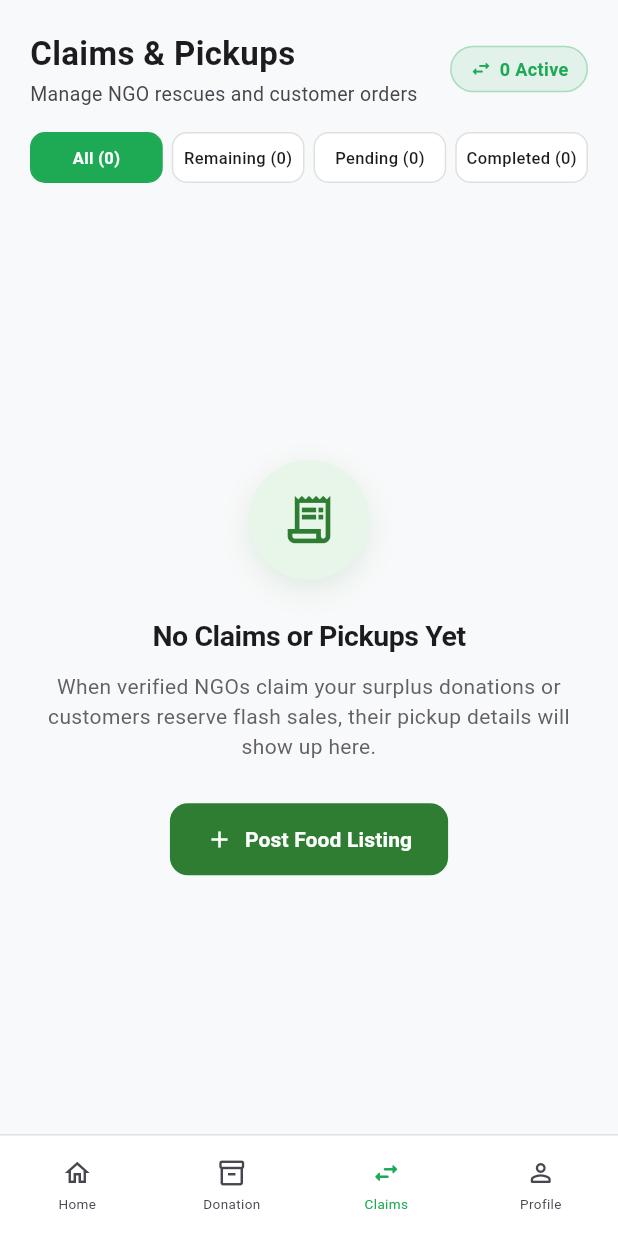
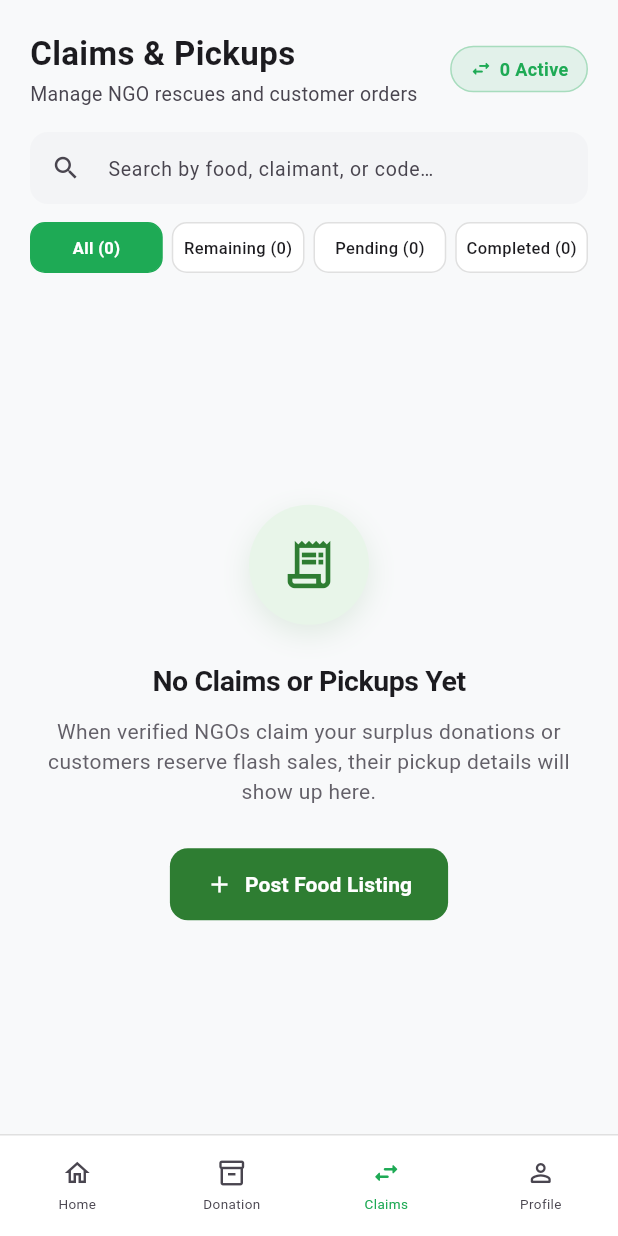
Before and after one commit to Codefest-chitwan-2026/Team-Vikings, a Flutter app: the DonorHomeScreen screen opened directly, item 3 of the bottom bar chosen, on a phone screen of 412 x 824 dp. Run offline on Flutter 3.47's test engine with Material 3 defaults, Android fonts, the phone set to English and light mode, and no system bars; our stand-ins replace file_picker, flutter_map, geocoding, geolocator, latlong2, qr_flutter and 1 more; missing offline and left inert: mobile_scanner; accounts and stored records are empty.

Commit message:
refactor:Updated donor and recipient claimed donations screens

```diff
--- a/frontend/sharePlate/lib/screens/donor/donor_claims_management_screen.dart
+++ b/frontend/sharePlate/lib/screens/donor/donor_claims_management_screen.dart
@@ -61,6 +61,8 @@ class DonorClaimsManagementScreen extends StatefulWidget {
 class _DonorClaimsManagementScreenState
     extends State<DonorClaimsManagementScreen> {
   _ClaimSource _selectedFilter = _ClaimSource.all;
+  String _searchQuery = '';
+  final TextEditingController _searchController = TextEditingController();
 
   late List<_IncomingClaim> _claims;
 
@@ -83,6 +85,12 @@ class _DonorClaimsManagementScreenState
         _loadDynamicClaims();
       }
     });
+  }
+
+  @override
+  void dispose() {
+    _searchController.dispose();
+    super.dispose();
   }
 
   void _loadDynamicClaims() {
@@ -132,6 +140,7 @@ class _DonorClaimsManagementScreenState
 
   List<_IncomingClaim> get _filteredClaims {
     return _claims.where((claim) {
+      // ── Filter tab ──────────────────────────────────────────────────
       if (_selectedFilter == _ClaimSource.ngo &&
           (!claim.isNgo || !claim.isActive)) {
         return false;
@@ -143,6 +152,17 @@ class _DonorClaimsManagementScreenState
       if (_selectedFilter == _ClaimSource.completed && claim.isActive) {
         return false;
       }
+
+      // ── Text search ─────────────────────────────────────────────────
+      if (_searchQuery.isNotEmpty) {
+        final q = _searchQuery.toLowerCase();
+        return claim.listingTitle.toLowerCase().contains(q) ||
+            claim.claimantName.toLowerCase().contains(q) ||
+            claim.verificationCode.toLowerCase().contains(q) ||
+            claim.claimantPhone.contains(q) ||
+            claim.claimantType.toLowerCase().contains(q);
+      }
+
       return true;
     }).toList();
   }
@@ -463,6 +483,39 @@ class _DonorClaimsManagementScreenState
                   ],
                 ),
                 const SizedBox(height: 16),
+
+                // ── Search bar ─────────────────────────────────────────
+                TextField(
+                  controller: _searchController,
+                  onChanged: (v) => setState(() => _searchQuery = v.trim()),
+                  decoration: InputDecoration(
+                    hintText: 'Search by food, claimant, or code…',
+                    hintStyle: const TextStyle(
+                        fontSize: 13, color: AppColors.textSecondary),
+                    prefixIcon: const Icon(Icons.search,
+                        size: 20, color: AppColors.textSecondary),
+                    suffixIcon: _searchQuery.isNotEmpty
+                        ? IconButton(
+                            icon: const Icon(Icons.clear, size: 18),
+                            onPressed: () {
+                              _searchController.clear();
+                              setState(() => _searchQuery = '');
+                            },
+                          )
+                        : null,
+                    filled: true,
+                    fillColor: const Color(0xFFF3F4F6),
+                    contentPadding: const EdgeInsets.symmetric(
+                        vertical: 0, horizontal: 16),
+                    border: OutlineInputBorder(
+                      borderRadius: BorderRadius.circular(12),
+                      borderSide: BorderSide.none,
+                    ),
+                  ),
+                ),
+                const SizedBox(height: 12),
+
+                // ── Filter chips ───────────────────────────────────────
                 Row(
                   children: [
                     _filterButton('All (${_claims.length})', _ClaimSource.all),
@@ -482,18 +535,32 @@ class _DonorClaimsManagementScreenState
             child: claims.isEmpty
                 ? Center(
                     child: EmptyStateWidget(
-                icon: Icons.receipt_long_outlined,
-                title: 'No Claims or Pickups Yet',
-                description:
-                'When verified NGOs claim your surplus donations or customers reserve flash sales, their pickup details will show up here.',
-                buttonText: 'Post Food Listing',
-                buttonIcon: Icons.add,
+                      icon: _searchQuery.isNotEmpty
+                          ? Icons.search_off_rounded
+                          : Icons.receipt_long_outlined,
+                      title: _searchQuery.isNotEmpty
+                          ? 'No results for "$_searchQuery"'
+                          : 'No Claims or Pickups Yet',
+                      description: _searchQuery.isNotEmpty
+                          ? 'Try different keywords — food title, claimant name, or verification code.'
+                          : 'When verified NGOs claim your surplus donations or customers reserve flash sales, their pickup details will show up here.',
+                      buttonText: _searchQuery.isNotEmpty
+                          ? 'Clear Search'
+                          : 'Post Food Listing',
+                      buttonIcon: _searchQuery.isNotEmpty
+                          ? Icons.clear
+                          : Icons.add,
                       onButtonPressed: () {
+                        if (_searchQuery.isNotEmpty) {
+                          _searchController.clear();
+                          setState(() => _searchQuery = '');
+                        } else {
                           Navigator.of(context).push(
                             MaterialPageRoute(
                               builder: (_) => const AddDonationScreen(),
                             ),
                           );
+                        }
                       },
                     ),
                   )
```
Also changed, not shown: frontend/sharePlate/lib/screens/recipient/recipient_claimed_donations_screen.dart (+12 -3 lines). Lines whose indentation alone changed are shown as unchanged.
